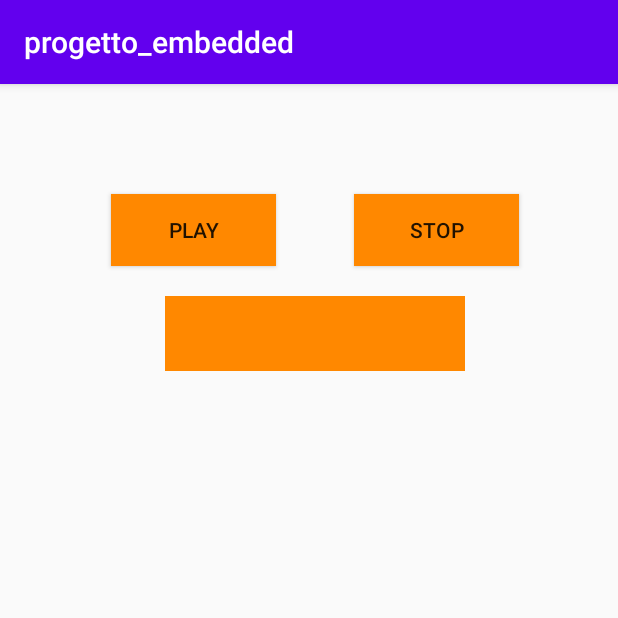
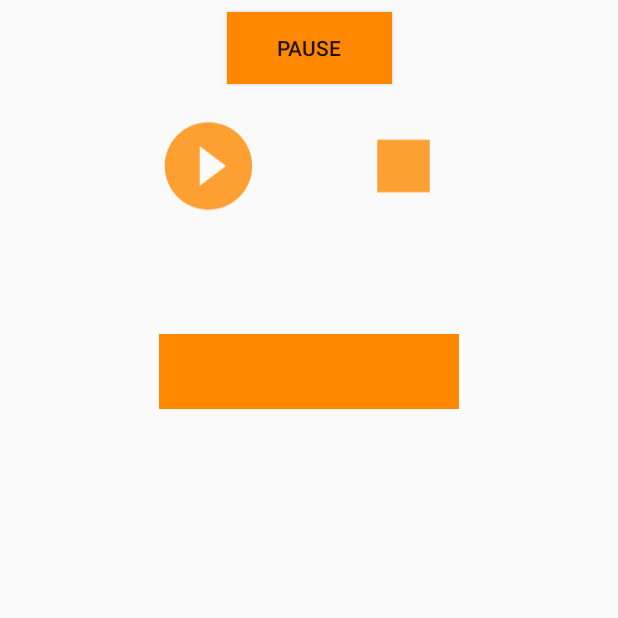
Before and after one commit to Starkiller13/progetto_embedded, an Android app: the Text2Speech screen opened directly, with no data from a screen before it, on a phone screen of 412 x 824 dp, the top half of it. Run offline under Robolectric (Android 15) with nearby library versions, the phone set to English and light mode, and no system bars.

Commit message:
1 - Sistemato nel Manifest l'activity t2s (con modifica in string.xml) 2 - In staticOCR ho cambiato solo l'output di testo per capire meglio 3 - In t2s xml, ho tolto i bottoni e inserito le imageView, con un bottone pausa di prova 4 - Quindi si sono creati i vari file per le ImageView 5 - In t2s java ho commentato un possibile codice guida per risolvere il problema della pausa. Si può usare un file esterno oppure splittare la stringa oppure convertire tutto in un file audio e usare AudioManager. 6 - Modificato il primarycolor e settato ad arancio (comunque il vecchio colore è salvato nel commento). Inoltre ho commentato la stringa che dava errore

```diff
--- a/app/src/main/AndroidManifest.xml
+++ b/app/src/main/AndroidManifest.xml
@@ -24,7 +24,7 @@
         android:roundIcon="@mipmap/ic_launcher_round"
         android:supportsRtl="true"
         android:theme="@style/AppTheme">
-        <activity android:name=".Text2Speech"></activity>
+        <!--<activity android:name=".Text2Speech"></activity>-->
 
         <provider
             android:name="androidx.core.content.FileProvider"
@@ -42,6 +42,12 @@
             android:label="@string/title_activity_camera_activity"
             android:theme="@style/AppTheme.NoActionBar" />
         <activity
+            android:name=".Text2Speech"
+            android:exported="true"
+            android:label="@string/title_activity_t2s_activity"
+            android:theme="@style/AppTheme.NoActionBar" />
+
+        <activity
             android:name=".MainActivity"
             android:label="@string/app_name"
             android:theme="@style/AppTheme.NoActionBar">
--- a/app/src/main/java/com/example/progetto_embedded/Text2Speech.java
+++ b/app/src/main/java/com/example/progetto_embedded/Text2Speech.java
@@ -1,7 +1,57 @@
+/*
+PER GESTIRE PAUSE POSSO USARE UN FILE ESTERNO
+private String envPath = Environment.getExternalStorageDirectory()
+        .getAbsolutePath() + "/Download";
+private Uri fileUri;
+
+public void fileCreate() {
+    String inputText = output.getText().toString();
+
+    HashMap<String, String> myHashRender = new HashMap<String, String>();
+    myHashRender.put(TextToSpeech.Engine.KEY_PARAM_UTTERANCE_ID, inputText);
+    Log.d(TAG, "successfully created hashmap");
+
+    String destFileName = envPath + "/" + "tts_file.wav";
+
+    int sr = tts.synthesizeToFile(inputText, myHashRender, destFileName);
+    Log.d(TAG, "synthesize returns = " + sr);
+    File fileTTS = new File(destFileName);
+
+    if (fileTTS.exists()) {
+        Log.d(TAG, "successfully created fileTTS");
+    }
+    else {
+        Log.d(TAG, "failed while creating fileTTS");
+    }
+
+    fileUri = Uri.fromFile(fileTTS);
+    Log.d(TAG, "successfully created uri link: " + fileUri.getPath());
+}
+
+fileCreate();
+    mp = MediaPlayer.create(this, fileUri);
+    Log.d(TAG, "successfuly created mediaplayer");
+
+    btnRead.setOnClickListener(new OnClickListener() {
+
+        @Override
+        public void onClick(View arg0) {
+            if (mp.isPlaying()) {
+                mp.pause();
+                Log.d(TAG, "successfully paused");
+            } else {
+                mp.start();
+                Log.d(TAG, "successfully started");
+            }
+        }
+
+    });
+ */
 package com.example.progetto_embedded;
 
 import androidx.appcompat.app.AppCompatActivity;
 
+import android.net.Uri;
 import android.os.Bundle;
 import android.speech.tts.TextToSpeech;
 import android.util.Log;
@@ -25,6 +75,8 @@ public class Text2Speech extends AppCompatActivity {
     ArrayAdapter<String> aa;
     List<Locale> localeList = new ArrayList<Locale>();
     List<String> country = new ArrayList<String>();
+
+    //private Uri textUri;
     @Override
     protected void onCreate(Bundle savedInstanceState) {
         super.onCreate(savedInstanceState);
@@ -37,15 +89,18 @@ public class Text2Speech extends AppCompatActivity {
         //EditText ed = findViewById(R.id.textbox);
         //ed.append(txt);
 
+
         t2s = new TextToSpeech(getApplicationContext(), new TextToSpeech.OnInitListener() {
             @Override
             public void onInit(int status) {
                 if (status != TextToSpeech.ERROR) {
-                    //if there isnt any error, set the language
+                    //if there isn't any error, set the language
                     t2s.setLanguage(Locale.ITALIAN);
                 }
             }
         });
+
+
         lang_spinner = (Spinner) findViewById(R.id.languages_spinner);
         for (Locale locale : locales) {
                 localeList.add(locale);
--- a/app/src/main/java/com/example/progetto_embedded/staticOCR_t2s.java
+++ b/app/src/main/java/com/example/progetto_embedded/staticOCR_t2s.java
@@ -22,7 +22,8 @@ public class staticOCR_t2s extends AppCompatActivity {
             Bitmap bitmap = BitmapFactory.decodeFile(currentPhotoPath);
             TextRecognizer rec = new TextRecognizer.Builder(context).build();
             if(!rec.isOperational()){
-                st.append("ERROR: Google vision API are not responing\n");
+                //st.append("ERROR: Google vision API are not responing\n");
+                st.append("ERROR: I'm not able to elaborate your image!\n");
             }else {
                 Frame f = new Frame.Builder().setBitmap(bitmap).build();
                 SparseArray<TextBlock> items = rec.detect(f);
--- /dev/null
+++ b/app/src/main/res/drawable-anydpi/ic_start.xml
@@ -0,0 +1,13 @@
+<vector xmlns:android="http://schemas.android.com/apk/res/android"
+    xmlns:tools="http://schemas.android.com/tools"
+    android:width="24dp"
+    android:height="24dp"
+    android:viewportWidth="24"
+    android:viewportHeight="24"
+    android:tint="@color/colorPrimary"
+    android:alpha="0.8"
+    tools:ignore="VectorRaster">
+    <path
+        android:fillColor="#FF000000"
+        android:pathData="M12,2C6.48,2 2,6.48 2,12s4.48,10 10,10 10,-4.48 10,-10S17.52,2 12,2zM10,16.5v-9l6,4.5 -6,4.5z"/>
+</vector>
--- /dev/null
+++ b/app/src/main/res/drawable-anydpi/ic_stop.xml
@@ -0,0 +1,13 @@
+<vector xmlns:android="http://schemas.android.com/apk/res/android"
+    xmlns:tools="http://schemas.android.com/tools"
+    android:width="24dp"
+    android:height="24dp"
+    android:viewportWidth="24"
+    android:viewportHeight="24"
+    android:tint="@color/colorPrimary"
+    android:alpha="0.8"
+    tools:ignore="VectorRaster">
+    <path
+        android:fillColor="#FF000000"
+        android:pathData="M6,6h12v12H6z"/>
+</vector>
--- a/app/src/main/res/layout/activity_text2_speech.xml
+++ b/app/src/main/res/layout/activity_text2_speech.xml
@@ -6,38 +6,7 @@
     android:layout_height="match_parent"
     tools:context=".Text2Speech">
 
-    <!--
-    <Button
-        android:id="@+id/button_rewind"
-        style="@style/button_h"
-        android:layout_marginEnd="20dp"
-        android:layout_marginRight="20dp"
-        android:text="@string/button_rewind"
-        app:layout_constraintBottom_toBottomOf="parent"
-        app:layout_constraintEnd_toStartOf="@+id/button_play"
-        app:layout_constraintHorizontal_bias="0.0"
-        app:layout_constraintLeft_toLeftOf="parent"
-        app:layout_constraintRight_toRightOf="parent"
-        app:layout_constraintTop_toTopOf="parent"
-        app:layout_constraintVertical_bias="0.102" />
-
-    <Button
-        android:id="@+id/button_faster"
-        style="@style/button_h"
-        android:layout_marginStart="20dp"
-        android:layout_marginLeft="20dp"
-        android:text="@string/button_faster"
-        app:layout_constraintBottom_toBottomOf="parent"
-        app:layout_constraintHorizontal_bias="0.913"
-        app:layout_constraintLeft_toLeftOf="parent"
-        app:layout_constraintRight_toRightOf="parent"
-        app:layout_constraintStart_toEndOf="@+id/button_play"
-        app:layout_constraintTop_toTopOf="parent"
-        app:layout_constraintVertical_bias="0.102" />
-
-    -->
-
-    <Button
+    <!--<Button
         android:id="@+id/button_play"
         style="@style/button_h"
         android:text="@string/button_play"
@@ -47,22 +16,54 @@
         app:layout_constraintLeft_toLeftOf="parent"
         app:layout_constraintRight_toRightOf="parent"
         app:layout_constraintTop_toTopOf="parent"
-        app:layout_constraintVertical_bias="0.102" />
+        app:layout_constraintVertical_bias="0.102" />-->
 
-    <Button
+    <!--<Button
         android:id="@+id/button_stop"
         style="@style/button_h"
         android:onClick="stop"
-        android:layout_marginStart="52dp"
-        android:layout_marginLeft="52dp"
         android:text="@string/button_stop"
-        app:layout_constraintBottom_toBottomOf="parent"
-        app:layout_constraintHorizontal_bias="0.817"
-        app:layout_constraintLeft_toLeftOf="parent"
-        app:layout_constraintRight_toRightOf="parent"
-        app:layout_constraintStart_toEndOf="@+id/button_play"
+        tools:layout_editor_absoluteX="239dp"
+        tools:layout_editor_absoluteY="90dp" />-->
+
+    <ImageView
+        android:id="@+id/image_play"
+        android:layout_width="70dp"
+        android:layout_height="81dp"
+        android:layout_marginStart="104dp"
+        android:layout_marginLeft="104dp"
+        android:layout_marginTop="70dp"
+        android:onClick="play"
+        android:src="@drawable/ic_start"
+        app:layout_constraintBottom_toTopOf="@+id/languages_spinner"
+        app:layout_constraintStart_toStartOf="parent"
         app:layout_constraintTop_toTopOf="parent"
-        app:layout_constraintVertical_bias="0.102" />
+        app:layout_constraintVertical_bias="0.0"
+        android:contentDescription="@string/image_play"/>
+
+    <ImageView
+        android:id="@+id/image_stop"
+        android:layout_width="70dp"
+        android:layout_height="81dp"
+        android:layout_marginStart="60dp"
+        android:layout_marginLeft="60dp"
+        android:layout_marginTop="70dp"
+        android:onClick="stop"
+        android:src="@drawable/ic_stop"
+        app:layout_constraintStart_toEndOf="@+id/image_play"
+        app:layout_constraintTop_toTopOf="parent"
+        android:contentDescription="@string/image_stop"/>
+
+    <!-- Per provare e vedere se funziona-->
+    <Button
+        android:id="@+id/button_pause"
+        style="@style/button_h"
+        android:layout_marginTop="8dp"
+
+        android:text="@string/button_pause"
+        app:layout_constraintEnd_toEndOf="parent"
+        app:layout_constraintStart_toStartOf="parent"
+        app:layout_constraintTop_toTopOf="parent" />
 
     <Spinner
         android:id="@+id/languages_spinner"
@@ -70,21 +71,21 @@
         android:layout_width="200dp"
         android:layout_height="50dp"
         android:layout_centerHorizontal="true"
-        android:layout_marginTop="20sp"
-        app:layout_constraintStart_toStartOf="@id/button_play"
-        app:layout_constraintEnd_toEndOf="@id/button_stop"
-        app:layout_constraintTop_toBottomOf="@id/button_play"
-        />
+        android:layout_marginBottom="50dp"
+        app:layout_constraintBottom_toTopOf="@+id/textbox"
+        app:layout_constraintEnd_toEndOf="parent"
+        app:layout_constraintStart_toStartOf="parent"
+        app:layout_constraintTop_toBottomOf="@+id/image_stop" />
+
     <TextView
         android:id="@+id/textbox"
         android:layout_width="382dp"
         android:layout_height="342dp"
-        android:layout_marginStart="16dp"
-        android:layout_marginLeft="16dp"
-        android:layout_marginTop="104dp"
-        app:layout_constraintStart_toStartOf="parent"
-        app:layout_constraintTop_toBottomOf="@+id/button_play" />
-
+        android:layout_marginBottom="88dp"
+        app:layout_constraintBottom_toBottomOf="parent"
+        app:layout_constraintEnd_toEndOf="parent"
+        app:layout_constraintHorizontal_bias="0.551"
+        app:layout_constraintStart_toStartOf="parent" />
 
 
 </androidx.constraintlayout.widget.ConstraintLayout>
--- a/app/src/main/res/values/colors.xml
+++ b/app/src/main/res/values/colors.xml
@@ -1,7 +1,9 @@
 <?xml version="1.0" encoding="utf-8"?>
 <resources>
-    <color name="colorPrimary">#6200EE</color>
+    <color name="colorPrimary">#FFFF8800</color>
     <color name="colorPrimaryDark">#3700B3</color>
     <color name="colorAccent">#03DAC5</color>
-    <color name="ic_launcher_background">#1A70DB</color>
+   <!--
+   <color name="ic_launcher_background">#1A70DB</color> #6200EE
+    <color name="Main_Orange"></color>-->
 </resources>
--- a/app/src/main/res/values/strings.xml
+++ b/app/src/main/res/values/strings.xml
@@ -15,8 +15,10 @@
     <string name="home_button_history">History</string>
     <string name="title_activity_camera_activity">Camera_activity</string>
     <string name="title_activity_gallery_activity">Gallery_activity</string>
+    <string name="title_activity_t2s_activity">Text_to_Speech_activity</string>
     <string name="button_elaborate">Process</string>
     <string name="button_t2s">Hear</string>
-    <string name="button_play">Play</string>
-    <string name="button_stop">Stop</string>
+    <string name="button_pause">Pause</string>
+    <string name="image_stop">Image_Stop</string>
+    <string name="image_play">Image_Play</string>
 </resources>
```
Also changed, not shown: app/src/main/res/drawable-hdpi/ic_start.png (added), app/src/main/res/drawable-hdpi/ic_stop.png (added), app/src/main/res/drawable-mdpi/ic_start.png (added), app/src/main/res/drawable-mdpi/ic_stop.png (added), app/src/main/res/drawable-xhdpi/ic_start.png (added), app/src/main/res/drawable-xhdpi/ic_stop.png (added), app/src/main/res/drawable-xxhdpi/ic_start.png (added), app/src/main/res/drawable-xxhdpi/ic_stop.png (added).
